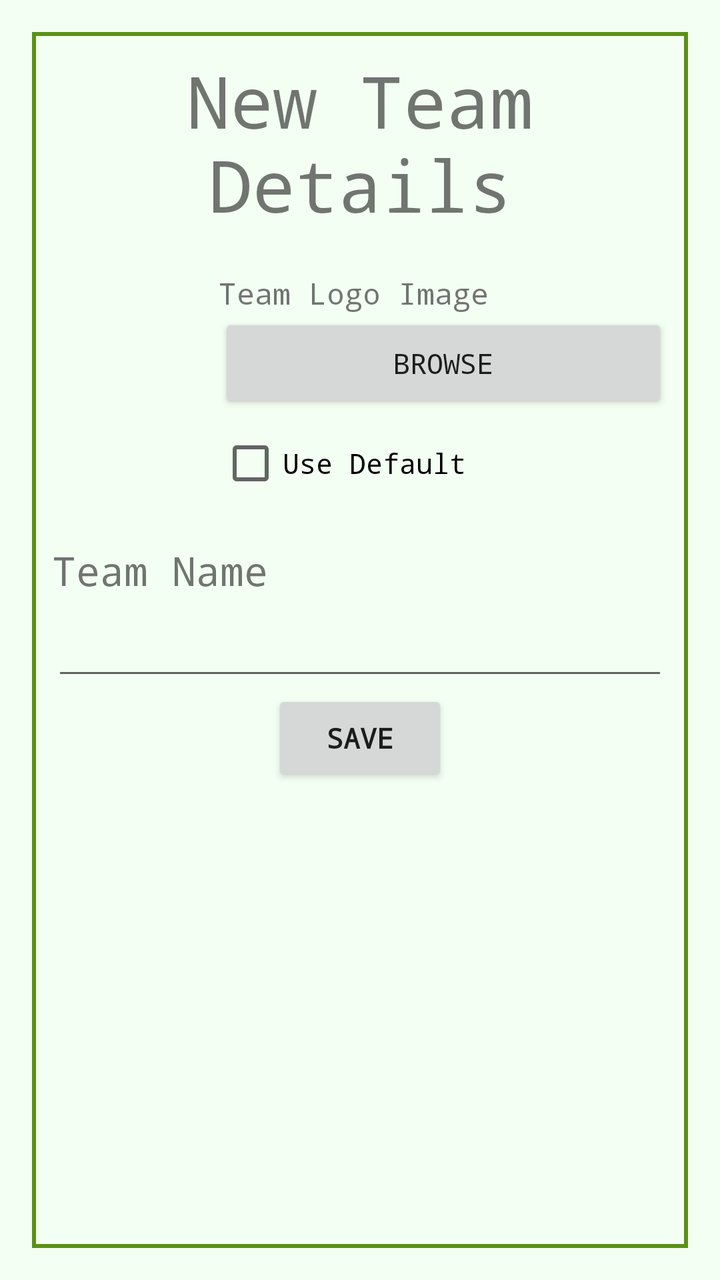
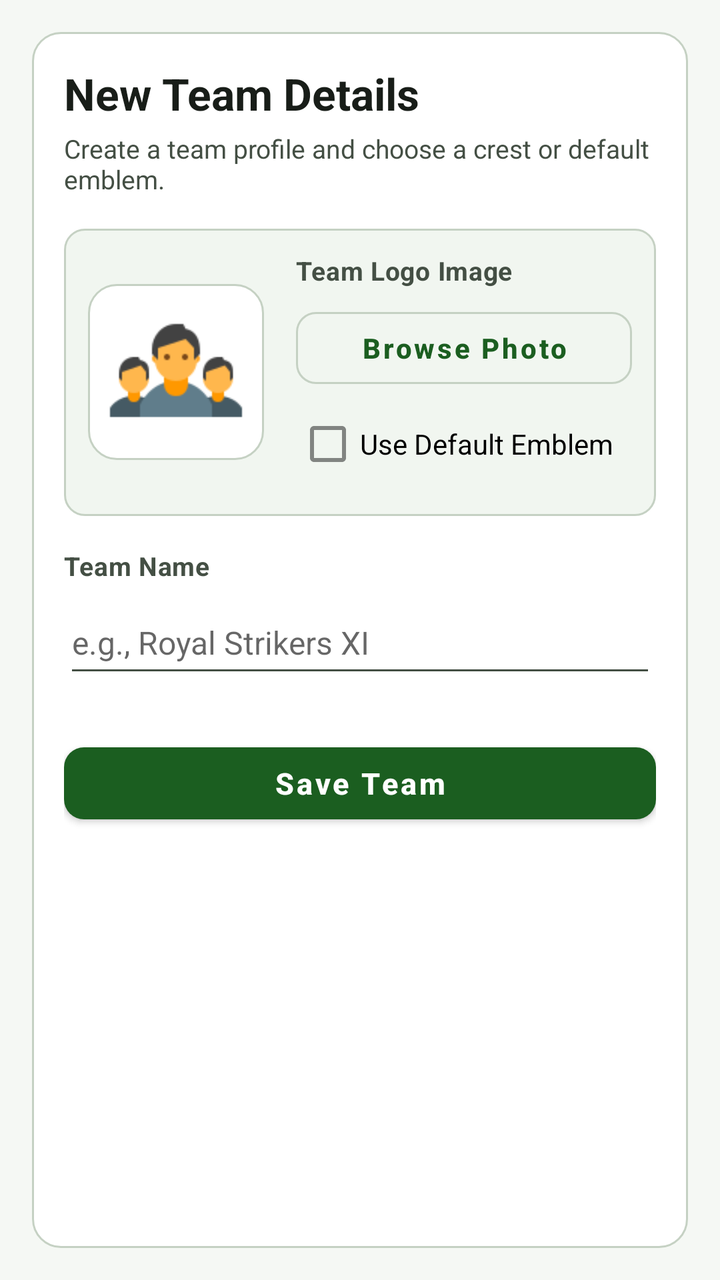

Before-and-after screenshots of an Android layout around one commit, followed by the original layout XML and the change that was made.
<!-- AndroidManifest.xml: application theme AppTheme -->
<!-- res/layout/activity_team_details.xml -->
<?xml version="1.0" encoding="utf-8"?>
<RelativeLayout xmlns:android="http://schemas.android.com/apk/res/android"
    xmlns:tools="http://schemas.android.com/tools"
    android:id="@+id/activity_team_details"
    android:layout_width="match_parent"
    android:layout_height="match_parent"
    android:paddingBottom="@dimen/activity_vertical_margin"
    android:paddingLeft="@dimen/activity_horizontal_margin"
    android:paddingRight="@dimen/activity_horizontal_margin"
    android:paddingTop="@dimen/activity_vertical_margin"
    android:background="@color/Color_Background"
    tools:context="com.example.android.cricketscoreboard.views.TeamDetails">

   <ScrollView
       android:layout_width="match_parent"
       android:layout_height="match_parent"
       android:background="@drawable/rectangle">
       <RelativeLayout
           android:layout_width="match_parent"
           android:layout_height="match_parent">
    <TextView
        android:id="@+id/teamDetails_text_view"
        android:layout_width="match_parent"
        android:layout_height="wrap_content"

        android:layout_centerHorizontal="true"
        android:fontFamily="monospace"
        android:text="New Team Details"
        android:textAlignment="center"
        android:textSize="36sp" />
    <ImageView
        android:id="@+id/team_logo_img"
        android:layout_width="250px"
        android:layout_height="250px"
        android:layout_alignParentStart="true"
        android:layout_alignParentLeft="true"
        android:layout_below="@id/teamDetails_text_view"

        />
    <TextView
        android:id="@+id/teamLogo_text_view"
        android:layout_width="wrap_content"
        android:layout_height="wrap_content"
        android:layout_below="@id/teamDetails_text_view"
        android:layout_toRightOf="@id/team_logo_img"
        android:fontFamily="monospace"
        android:paddingTop="20dp"
        android:text="Team Logo Image"
        android:textAlignment="center"

        android:textSize="15sp" />



    <Button
    android:id="@+id/browse_logo"
    android:layout_width="match_parent"
    android:layout_height="50dp"
    android:layout_below="@id/teamLogo_text_view"
    android:layout_toRightOf="@id/team_logo_img"
    android:fontFamily="monospace"
    android:onClick="fetchImage"
    android:text="Browse" />

    <CheckBox
        android:id="@+id/default_logo_checkbox"
        android:layout_width="match_parent"
        android:layout_height="50dp"
        android:layout_below="@id/browse_logo"
        android:layout_toRightOf="@id/team_logo_img"
        android:fontFamily="monospace"
        android:text="Use Default" />

    <TextView
        android:id="@+id/teamName_text_view"
        android:layout_width="wrap_content"
        android:layout_height="wrap_content"
        android:layout_alignParentStart="true"
        android:layout_alignParentLeft="true"
        android:layout_marginTop="10dp"
        android:layout_below="@id/default_logo_checkbox"
        android:fontFamily="monospace"
        android:paddingBottom="5dp"
        android:paddingTop="5dp"
        android:text="Team Name"
        android:textSize="20sp"
        />
<EditText
    android:id="@+id/teamName_edit_text"
    android:layout_width="match_parent"
    android:layout_height="wrap_content"
    android:layout_below="@id/teamName_text_view"
    android:inputType="textPersonName"
    android:lines="1"
    android:textAllCaps="false"
    android:textStyle="bold"
    android:typeface="monospace"
    android:hapticFeedbackEnabled="true"
     />

    <TextView
        android:id="@+id/playerCount_text_view"
        android:layout_width="wrap_content"
        android:layout_height="wrap_content"
        android:layout_below="@id/teamName_edit_text"
        android:fontFamily="monospace"
        android:paddingBottom="5dp"
        android:paddingTop="5dp"
        android:visibility="gone"
        android:text="Number of Players"
        android:textSize="20sp"
        />

    <NumberPicker
        android:id="@+id/playerCount_number_picker"
        android:layout_width="wrap_content"
        android:layout_height="100dp"
        android:layout_below="@id/playerCount_text_view"
        android:scrollbars="horizontal|vertical"
        android:visibility="gone"
        android:showDividers="middle"
        android:soundEffectsEnabled="true">

    </NumberPicker>

    <Button
        android:id="@+id/teamDetails_save_btn"
        android:layout_width="wrap_content"
        android:layout_height="wrap_content"
        android:layout_below="@id/playerCount_number_picker"
        android:layout_centerHorizontal="true"
        android:fontFamily="monospace"
        android:text="Save"
        android:onClick="onSaveClick"
        android:textStyle="bold" />

       </RelativeLayout>
   </ScrollView>

</RelativeLayout>
<!-- resources referenced by this layout -->
<resources>
  <color name="Color_Background">#F4FFF3</color>
  <!-- drawable rectangle (drawable) -->
  <?xml version="1.0" encoding="utf-8"?>
  <shape xmlns:android="http://schemas.android.com/apk/res/android" android:shape="rectangle" >
  
      <solid android:color="@color/Color_Background" />
      <stroke android:width="2dip" android:color="@color/colorPrimaryDark"/>
      <padding
          android:left="10dp"
          android:top="10dp"
          android:right="10dp"
          android:bottom="10dp" />
      <gradient
          android:angle="45"
          android:centerX= "2"
          android:centerY= "2"
          android:centerColor="@color/Color_Background"
          android:endColor="@color/Color_Background"
          android:gradientRadius="1000"
          android:startColor="@color/black_overlay"
          android:type="sweep"
          android:useLevel="false"
      />
      <size
          android:width="10dp"
          android:height="10dp" />
  </shape>
  <style name="AppTheme" parent="Theme.AppCompat.Light.DarkActionBar">
          
          <item name="colorPrimary">@color/colorPrimary</item>
          <item name="colorPrimaryDark">@color/colorPrimaryDark</item>
          <item name="colorAccent">@color/colorAccent</item>
      </style>
  <color name="colorPrimaryDark">#5a9216</color>
  <color name="black_overlay">#66000000</color>
  
      #5D4037
      26C6DA
  <color name="colorPrimary">#8bc34a</color>
  <color name="colorAccent">#E64A19</color>
  <!-- unchanged entries left out for length: 2 -->
</resources>

<!-- the commit's change to res/layout/activity_team_details.xml (unified diff, before → after) -->
@@ -1,140 +1,137 @@
 <?xml version="1.0" encoding="utf-8"?>
-<RelativeLayout xmlns:android="http://schemas.android.com/apk/res/android"
+<ScrollView xmlns:android="http://schemas.android.com/apk/res/android"
     xmlns:tools="http://schemas.android.com/tools"
     android:id="@+id/activity_team_details"
     android:layout_width="match_parent"
     android:layout_height="match_parent"
+    android:background="@color/Color_Background"
+    android:fillViewport="true"
+    android:paddingLeft="@dimen/activity_horizontal_margin"
+    android:paddingTop="@dimen/activity_vertical_margin"
+    android:paddingRight="@dimen/activity_horizontal_margin"
     android:paddingBottom="@dimen/activity_vertical_margin"
-    android:paddingLeft="@dimen/activity_horizontal_margin"
-    android:paddingRight="@dimen/activity_horizontal_margin"
-    android:paddingTop="@dimen/activity_vertical_margin"
-    android:background="@color/Color_Background"
     tools:context="com.example.android.cricketscoreboard.views.TeamDetails">
 
-   <ScrollView
-       android:layout_width="match_parent"
-       android:layout_height="match_parent"
-       android:background="@drawable/rectangle">
-       <RelativeLayout
-           android:layout_width="match_parent"
-           android:layout_height="match_parent">
-    <TextView
-        android:id="@+id/teamDetails_text_view"
+    <LinearLayout
         android:layout_width="match_parent"
         android:layout_height="wrap_content"
+        android:background="@drawable/rectangle"
+        android:orientation="vertical"
+        android:padding="@dimen/space_lg">
 
-        android:layout_centerHorizontal="true"
-        android:fontFamily="monospace"
-        android:text="New Team Details"
-        android:textAlignment="center"
-        android:textSize="36sp" />
-    <ImageView
-        android:id="@+id/team_logo_img"
-        android:layout_width="250px"
-        android:layout_height="250px"
-        android:layout_alignParentStart="true"
-        android:layout_alignParentLeft="true"
-        android:layout_below="@id/teamDetails_text_view"
+        <TextView
+            android:id="@+id/teamDetails_text_view"
+            android:layout_width="match_parent"
+            android:layout_height="wrap_content"
+            android:text="New Team Details"
+            android:textAppearance="@style/TextAppearance.Cricket.ScreenTitle" />
 
-        />
-    <TextView
-        android:id="@+id/teamLogo_text_view"
-        android:layout_width="wrap_content"
-        android:layout_height="wrap_content"
-        android:layout_below="@id/teamDetails_text_view"
-        android:layout_toRightOf="@id/team_logo_img"
-        android:fontFamily="monospace"
-        android:paddingTop="20dp"
-        android:text="Team Logo Image"
-        android:textAlignment="center"
+        <TextView
+            android:layout_width="match_parent"
+            android:layout_height="wrap_content"
+            android:layout_marginTop="4dp"
+            android:text="Create a team profile and choose a crest or default emblem."
+            android:textColor="@color/colorTextSecondary"
+            android:textSize="13sp" />
 
-        android:textSize="15sp" />
+        
+        <LinearLayout
+            android:layout_width="match_parent"
+            android:layout_height="wrap_content"
+            android:layout_marginTop="@dimen/space_lg"
+            android:background="@drawable/bg_stat_chip"
+            android:gravity="center_vertical"
+            android:orientation="horizontal"
+            android:padding="@dimen/space_md">
 
+            <ImageView
+                android:id="@+id/team_logo_img"
+                android:layout_width="@dimen/avatar_size_lg"
+                android:layout_height="@dimen/avatar_size_lg"
+                android:background="@drawable/rectangle"
+                android:contentDescription="Team logo preview"
+                android:padding="8dp"
+                android:scaleType="centerCrop"
+                android:src="@drawable/conference_2" />
 
+            <LinearLayout
+                android:layout_width="0dp"
+                android:layout_height="wrap_content"
+                android:layout_marginStart="@dimen/space_lg"
+                android:layout_marginLeft="@dimen/space_lg"
+                android:layout_weight="1"
+                android:orientation="vertical">
 
-    <Button
-    android:id="@+id/browse_logo"
-    android:layout_width="match_parent"
-    android:layout_height="50dp"
-    android:layout_below="@id/teamLogo_text_view"
-    android:layout_toRightOf="@id/team_logo_img"
-    android:fontFamily="monospace"
-    android:onClick="fetchImage"
-    android:text="Browse" />
+                <TextView
+                    android:id="@+id/teamLogo_text_view"
+                    android:layout_width="wrap_content"
+                    android:layout_height="wrap_content"
+                    android:text="Team Logo Image"
+                    android:textAppearance="@style/TextAppearance.Cricket.FieldLabel" />
 
-    <CheckBox
-        android:id="@+id/default_logo_checkbox"
-        android:layout_width="match_parent"
-        android:layout_height="50dp"
-        android:layout_below="@id/browse_logo"
-        android:layout_toRightOf="@id/team_logo_img"
-        android:fontFamily="monospace"
-        android:text="Use Default" />
+                <Button
+                    android:id="@+id/browse_logo"
+                    style="@style/Widget.Cricket.OutlinedButton"
+                    android:layout_width="match_parent"
+                    android:layout_height="wrap_content"
+                    android:layout_marginTop="6dp"
+                    android:onClick="fetchImage"
+                    android:text="Browse Photo" />
 
-    <TextView
-        android:id="@+id/teamName_text_view"
-        android:layout_width="wrap_content"
-        android:layout_height="wrap_content"
-        android:layout_alignParentStart="true"
-        android:layout_alignParentLeft="true"
-        android:layout_marginTop="10dp"
-        android:layout_below="@id/default_logo_checkbox"
-        android:fontFamily="monospace"
-        android:paddingBottom="5dp"
-        android:paddingTop="5dp"
-        android:text="Team Name"
-        android:textSize="20sp"
-        />
-<EditText
-    android:id="@+id/teamName_edit_text"
-    android:layout_width="match_parent"
-    android:layout_height="wrap_content"
-    android:layout_below="@id/teamName_text_view"
-    android:inputType="textPersonName"
-    android:lines="1"
-    android:textAllCaps="false"
-    android:textStyle="bold"
-    android:typeface="monospace"
-    android:hapticFeedbackEnabled="true"
-     />
+                <CheckBox
+                    android:id="@+id/default_logo_checkbox"
+                    android:layout_width="match_parent"
+                    android:layout_height="wrap_content"
+                    android:minHeight="48dp"
+                    android:text="Use Default Emblem" />
+            </LinearLayout>
+        </LinearLayout>
 
-    <TextView
-        android:id="@+id/playerCount_text_view"
-        android:layout_width="wrap_content"
-        android:layout_height="wrap_content"
-        android:layout_below="@id/teamName_edit_text"
-        android:fontFamily="monospace"
-        android:paddingBottom="5dp"
-        android:paddingTop="5dp"
-        android:visibility="gone"
-        android:text="Number of Players"
-        android:textSize="20sp"
-        />
+        
+        <TextView
+            android:id="@+id/teamName_text_view"
+            android:layout_width="wrap_content"
+            android:layout_height="wrap_content"
+            android:layout_marginTop="@dimen/space_lg"
+            android:text="Team Name"
+            android:textAppearance="@style/TextAppearance.Cricket.FieldLabel" />
 
-    <NumberPicker
-        android:id="@+id/playerCount_number_picker"
-        android:layout_width="wrap_content"
-        android:layout_height="100dp"
-        android:layout_below="@id/playerCount_text_view"
-        android:scrollbars="horizontal|vertical"
-        android:visibility="gone"
-        android:showDividers="middle"
-        android:soundEffectsEnabled="true">
+        <EditText
+            android:id="@+id/teamName_edit_text"
+            android:layout_width="match_parent"
+            android:layout_height="wrap_content"
+            android:layout_marginTop="4dp"
+            android:autofillHints="name"
+            android:hapticFeedbackEnabled="true"
+            android:hint="e.g., Royal Strikers XI"
+            android:inputType="textPersonName|textCapWords"
+            android:lines="1"
+            android:minHeight="48dp"
+            android:textAllCaps="false"
+            android:textSize="16sp" />
 
-    </NumberPicker>
+        
+        <TextView
+            android:id="@+id/playerCount_text_view"
+            android:layout_width="wrap_content"
+            android:layout_height="wrap_content"
+            android:text="Number of Players"
+            android:visibility="gone" />
 
-    <Button
-        android:id="@+id/teamDetails_save_btn"
-        android:layout_width="wrap_content"
-        android:layout_height="wrap_content"
-        android:layout_below="@id/playerCount_number_picker"
-        android:layout_centerHorizontal="true"
-        android:fontFamily="monospace"
-        android:text="Save"
-        android:onClick="onSaveClick"
-        android:textStyle="bold" />
+        <NumberPicker
+            android:id="@+id/playerCount_number_picker"
+            android:layout_width="wrap_content"
+            android:layout_height="100dp"
+            android:visibility="gone" />
 
-       </RelativeLayout>
-   </ScrollView>
+        <Button
+            android:id="@+id/teamDetails_save_btn"
+            style="@style/Widget.Cricket.PrimaryButton"
+            android:layout_width="match_parent"
+            android:layout_height="wrap_content"
+            android:layout_marginTop="@dimen/space_xl"
+            android:onClick="onSaveClick"
+            android:text="Save Team" />
 
-</RelativeLayout>
+    </LinearLayout>
+</ScrollView>
<!-- resource entries referenced after the edit -->
@@ -1,45 +1,100 @@
 <!-- resources referenced by this layout -->
 <resources>
-  <color name="Color_Background">#F4FFF3</color>
+  <color name="Color_Background">#F5F8F4</color>
+  <color name="colorTextSecondary">#444F44</color>
+  <dimen name="avatar_size_lg">88dp</dimen>
+  <dimen name="space_lg">16dp</dimen>
+  <dimen name="space_md">12dp</dimen>
+  <dimen name="space_xl">24dp</dimen>
+  <!-- drawable bg_stat_chip (drawable) -->
+  <?xml version="1.0" encoding="utf-8"?>
+  <shape xmlns:android="http://schemas.android.com/apk/res/android"
+      android:shape="rectangle">
+      <solid android:color="@color/colorSurfaceElevated" />
+      <corners android:radius="10dp" />
+      <stroke
+          android:width="1dp"
+          android:color="@color/colorOutline" />
+      <padding
+          android:bottom="10dp"
+          android:left="12dp"
+          android:right="12dp"
+          android:top="10dp" />
+  </shape>
+  <!-- drawable conference_2: png bitmap (drawable, 2809 bytes) -->
   <!-- drawable rectangle (drawable) -->
   <?xml version="1.0" encoding="utf-8"?>
-  <shape xmlns:android="http://schemas.android.com/apk/res/android" android:shape="rectangle" >
-  
-      <solid android:color="@color/Color_Background" />
-      <stroke android:width="2dip" android:color="@color/colorPrimaryDark"/>
+  <shape xmlns:android="http://schemas.android.com/apk/res/android"
+      android:shape="rectangle">
+      <solid android:color="@color/colorSurface" />
+      <corners android:radius="@dimen/card_corner_radius" />
+      <stroke
+          android:width="1dp"
+          android:color="@color/colorOutline" />
       <padding
-          android:left="10dp"
-          android:top="10dp"
-          android:right="10dp"
-          android:bottom="10dp" />
-      <gradient
-          android:angle="45"
-          android:centerX= "2"
-          android:centerY= "2"
-          android:centerColor="@color/Color_Background"
-          android:endColor="@color/Color_Background"
-          android:gradientRadius="1000"
-          android:startColor="@color/black_overlay"
-          android:type="sweep"
-          android:useLevel="false"
-      />
-      <size
-          android:width="10dp"
-          android:height="10dp" />
+          android:bottom="14dp"
+          android:left="14dp"
+          android:right="14dp"
+          android:top="14dp" />
   </shape>
-  <style name="AppTheme" parent="Theme.AppCompat.Light.DarkActionBar">
-          
+  <style name="TextAppearance.Cricket.FieldLabel" parent="TextAppearance.MaterialComponents.Body2">
+          <item name="android:textSize">13sp</item>
+          <item name="android:textStyle">bold</item>
+          <item name="android:textColor">@color/colorTextSecondary</item>
+          <item name="android:fontFamily">sans-serif-medium</item>
+      </style>
+  <style name="TextAppearance.Cricket.ScreenTitle" parent="TextAppearance.MaterialComponents.Headline5">
+          <item name="android:textSize">22sp</item>
+          <item name="android:textStyle">bold</item>
+          <item name="android:textColor">@color/colorTextPrimary</item>
+          <item name="android:fontFamily">sans-serif-medium</item>
+      </style>
+  <style name="Widget.Cricket.OutlinedButton" parent="Widget.MaterialComponents.Button.OutlinedButton">
+          <item name="android:minHeight">@dimen/min_touch_target</item>
+          <item name="android:textAllCaps">false</item>
+          <item name="android:textStyle">bold</item>
+          <item name="android:textSize">14sp</item>
+          <item name="cornerRadius">@dimen/button_corner_radius</item>
+          <item name="strokeColor">@color/colorOutline</item>
+      </style>
+  <style name="Widget.Cricket.PrimaryButton" parent="Widget.MaterialComponents.Button">
+          <item name="android:minHeight">@dimen/min_touch_target</item>
+          <item name="android:textAllCaps">false</item>
+          <item name="android:textStyle">bold</item>
+          <item name="android:textSize">15sp</item>
+          <item name="cornerRadius">@dimen/button_corner_radius</item>
+      </style>
+  <style name="AppTheme" parent="Theme.MaterialComponents.DayNight.DarkActionBar">
           <item name="colorPrimary">@color/colorPrimary</item>
           <item name="colorPrimaryDark">@color/colorPrimaryDark</item>
+          <item name="colorPrimaryVariant">@color/colorPrimaryVariant</item>
+          <item name="colorOnPrimary">@color/colorOnPrimary</item>
           <item name="colorAccent">@color/colorAccent</item>
+          <item name="colorSecondary">@color/colorSecondary</item>
+          <item name="colorSecondaryVariant">@color/colorSecondaryVariant</item>
+          <item name="colorOnSecondary">@color/colorOnSecondary</item>
+          <item name="android:colorBackground">@color/Color_Background</item>
+          <item name="colorSurface">@color/colorSurface</item>
+          <item name="colorOnSurface">@color/colorTextPrimary</item>
+          <item name="android:textColorPrimary">@color/colorTextPrimary</item>
+          <item name="android:textColorSecondary">@color/colorTextSecondary</item>
+          <item name="android:statusBarColor">@color/colorPrimaryDark</item>
       </style>
-  <color name="colorPrimaryDark">#5a9216</color>
-  <color name="black_overlay">#66000000</color>
-  
-      #5D4037
-      26C6DA
-  <color name="colorPrimary">#8bc34a</color>
-  <color name="colorAccent">#E64A19</color>
+  <color name="colorSurfaceElevated">#F1F6F0</color>
+  <color name="colorOutline">#C5D1C3</color>
+  <color name="colorSurface">#FFFFFF</color>
+  <dimen name="card_corner_radius">14dp</dimen>
+  <color name="colorTextPrimary">#181D18</color>
+  <dimen name="min_touch_target">48dp</dimen>
+  <dimen name="button_corner_radius">10dp</dimen>
+  <color name="colorPrimaryDark">#0D3B10</color>
+  <color name="colorPrimaryVariant">#2E7D32</color>
+  <color name="colorOnPrimary">#FFFFFF</color>
+  <color name="colorPrimary">#1B5E20</color>
+  <color name="colorAccent">#C62828</color>
+  <color name="colorSecondary">#C62828</color>
+  <color name="colorSecondaryVariant">#8E0000</color>
+  <color name="colorOnSecondary">#FFFFFF</color>
   <!-- unchanged entries left out for length: 2 -->
 </resources>
 
